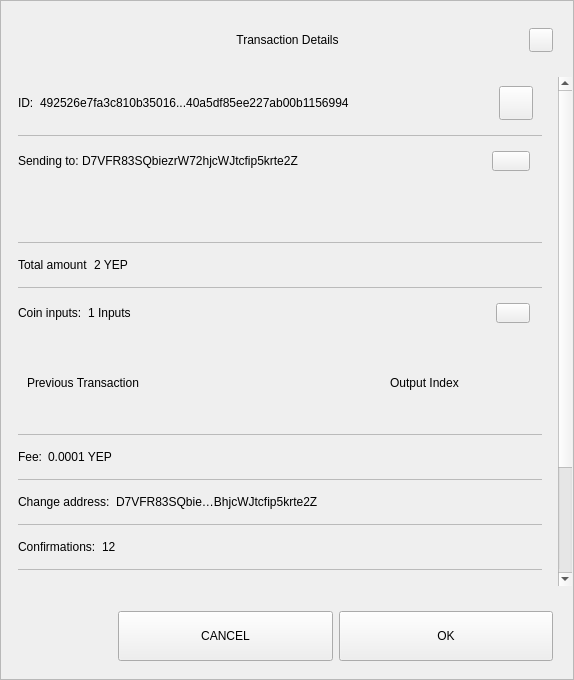
Old version of the form src/qt/yep/forms/sendconfirmdialog.ui in the repository YEPCOIN/YEPCOIN.
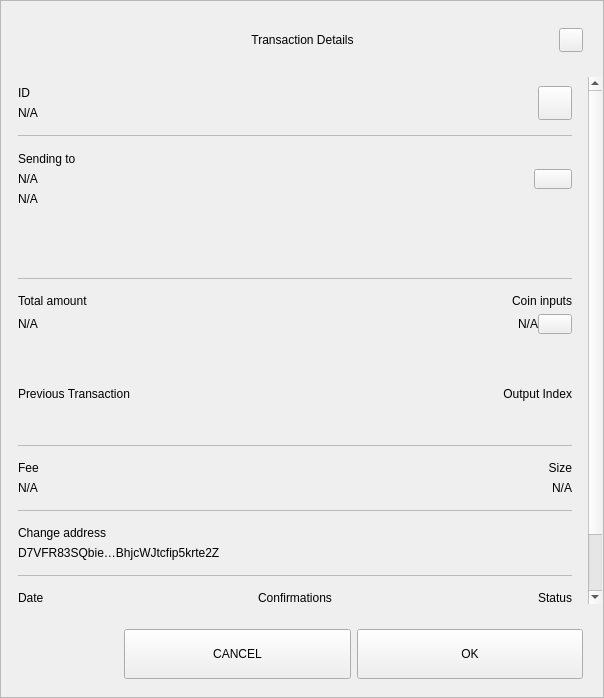
New version of the form.

The edit to the form file:
```diff
--- a/src/qt/yep/forms/sendconfirmdialog.ui
+++ b/src/qt/yep/forms/sendconfirmdialog.ui
@@ -6,8 +6,8 @@
    <rect>
     <x>0</x>
     <y>0</y>
-    <width>574</width>
-    <height>680</height>
+    <width>604</width>
+    <height>698</height>
    </rect>
   </property>
   <property name="sizePolicy">
@@ -218,8 +218,8 @@
              <rect>
               <x>0</x>
               <y>0</y>
-              <width>556</width>
-              <height>672</height>
+              <width>586</width>
+              <height>644</height>
              </rect>
             </property>
             <property name="autoFillBackground">
@@ -263,10 +263,15 @@
                 </property>
                 <item>
                  <widget class="QWidget" name="contentID" native="true">
-                  <layout class="QHBoxLayout" name="horizontalLayout_12" stretch="0,1,0">
+                  <layout class="QHBoxLayout" name="horizontalLayout_12" stretch="0,0">
                    <property name="leftMargin">
                     <number>0</number>
                    </property>
+                   <property name="rightMargin">
+                    <number>0</number>
+                   </property>
+                   <item>
+                    <layout class="QVBoxLayout" name="contentID_int">
                    <item>
                     <widget class="QLabel" name="labelId">
                      <property name="maximumSize">
@@ -276,16 +281,18 @@
                       </size>
                      </property>
                      <property name="text">
-                      <string>ID:</string>
+                        <string>ID</string>
                      </property>
                     </widget>
                    </item>
                    <item>
                     <widget class="QLabel" name="textId">
                      <property name="text">
-                      <string>492526e7fa3c810b35016...40a5df85ee227ab00b1156994</string>
-                     </property>
-                    </widget>
+                        <string notr="true">N/A</string>
+                       </property>
+                      </widget>
+                     </item>
+                    </layout>
                    </item>
                    <item>
                     <widget class="QPushButton" name="pushCopy">
@@ -319,7 +326,7 @@
                  </widget>
                 </item>
                 <item>
-                 <widget class="QLabel" name="labelDivider9">
+                 <widget class="QLabel" name="labelDividerID">
                   <property name="maximumSize">
                    <size>
                     <width>16777215</width>
@@ -335,16 +342,36 @@
                  </widget>
                 </item>
                 <item>
-                 <widget class="QWidget" name="contentOutputs" native="true">
-                  <layout class="QHBoxLayout" name="horizontalLayout_11" stretch="0,3,0">
+                 <widget class="QWidget" name="contentOutputsLabel" native="true">
+                  <layout class="QHBoxLayout" name="horizontalLayout_11" stretch="0,0">
                    <property name="spacing">
+                    <number>6</number>
+                   </property>
+                   <property name="leftMargin">
                     <number>0</number>
                    </property>
+                   <property name="topMargin">
+                    <number>9</number>
+                   </property>
+                   <property name="rightMargin">
+                    <number>0</number>
+                   </property>
+                   <property name="bottomMargin">
+                    <number>9</number>
+                   </property>
+                   <item>
+                    <layout class="QVBoxLayout" name="contentOutputsLabel_int">
                    <property name="leftMargin">
                     <number>0</number>
                    </property>
+                     <property name="topMargin">
+                      <number>1</number>
+                     </property>
                    <property name="rightMargin">
-                    <number>12</number>
+                      <number>6</number>
+                     </property>
+                     <property name="bottomMargin">
+                      <number>1</number>
                    </property>
                    <item>
                     <widget class="QLabel" name="labelSend">
@@ -355,16 +382,43 @@
                       </size>
                      </property>
                      <property name="text">
-                      <string>Sending to: </string>
+                        <string>Sending to</string>
+                       </property>
+                      </widget>
+                     </item>
+                     <item>
+                      <widget class="QWidget" name="widget" native="true">
+                       <layout class="QVBoxLayout" name="verticalLayout_6">
+                        <property name="leftMargin">
+                         <number>0</number>
+                        </property>
+                        <property name="topMargin">
+                         <number>0</number>
+                        </property>
+                        <property name="rightMargin">
+                         <number>0</number>
+                        </property>
+                        <property name="bottomMargin">
+                         <number>0</number>
+                        </property>
+                        <item>
+                         <widget class="QLabel" name="textSendLabel">
+                          <property name="text">
+                           <string notr="true">N/A</string>
                      </property>
                     </widget>
                    </item>
                    <item>
                     <widget class="QLabel" name="textSend">
                      <property name="text">
-                      <string>D7VFR83SQbiezrW72hjcWJtcfip5krte2Z </string>
-                     </property>
-                    </widget>
+                           <string notr="true">N/A</string>
+                          </property>
+                         </widget>
+                        </item>
+                       </layout>
+                      </widget>
+                     </item>
+                    </layout>
                    </item>
                    <item>
                     <widget class="QPushButton" name="pushOutputs">
@@ -415,7 +469,7 @@
                     <rect>
                      <x>0</x>
                      <y>0</y>
-                     <width>522</width>
+                     <width>552</width>
                      <height>48</height>
                     </rect>
                    </property>
@@ -428,7 +482,7 @@
                  </widget>
                 </item>
                 <item>
-                 <widget class="QLabel" name="labelDivider8">
+                 <widget class="QLabel" name="labelDividerOutputs">
                   <property name="maximumSize">
                    <size>
                     <width>16777215</width>
@@ -444,12 +498,31 @@
                  </widget>
                 </item>
                 <item>
-                 <widget class="QWidget" name="contentAmount" native="true">
-                  <layout class="QHBoxLayout" name="horizontalLayout_4" stretch="0,1">
+                 <widget class="QWidget" name="gridAmounts" native="true">
+                  <layout class="QGridLayout" name="contentAmountInputs">
                    <property name="leftMargin">
                     <number>0</number>
                    </property>
-                   <item>
+                   <property name="topMargin">
+                    <number>9</number>
+                   </property>
+                   <property name="rightMargin">
+                    <number>0</number>
+                   </property>
+                   <property name="bottomMargin">
+                    <number>9</number>
+                   </property>
+                   <property name="horizontalSpacing">
+                    <number>12</number>
+                   </property>
+                   <item row="1" column="0">
+                    <widget class="QLabel" name="textAmount">
+                     <property name="text">
+                      <string notr="true">N/A</string>
+                     </property>
+                    </widget>
+                   </item>
+                   <item row="0" column="0">
                     <widget class="QLabel" name="labelAmount">
                      <property name="maximumSize">
                       <size>
@@ -462,42 +535,7 @@
                      </property>
                     </widget>
                    </item>
-                   <item>
-                    <widget class="QLabel" name="textAmount">
-                     <property name="text">
-                      <string>2 YEP</string>
-                     </property>
-                    </widget>
-                   </item>
-                  </layout>
-                 </widget>
-                </item>
-                <item>
-                 <widget class="QLabel" name="labelDivider6">
-                  <property name="maximumSize">
-                   <size>
-                    <width>16777215</width>
-                    <height>1</height>
-                   </size>
-                  </property>
-                  <property name="styleSheet">
-                   <string notr="true">background-color:#bababa;</string>
-                  </property>
-                  <property name="text">
-                   <string/>
-                  </property>
-                 </widget>
-                </item>
-                <item>
-                 <widget class="QWidget" name="contentInputs" native="true">
-                  <layout class="QHBoxLayout" name="horizontalLayout" stretch="0,2,0">
-                   <property name="leftMargin">
-                    <number>0</number>
-                   </property>
-                   <property name="rightMargin">
-                    <number>12</number>
-                   </property>
-                   <item>
+                   <item row="0" column="3">
                     <widget class="QLabel" name="labelInputs">
                      <property name="sizePolicy">
                       <sizepolicy hsizetype="Minimum" vsizetype="Preferred">
@@ -512,14 +550,22 @@
                       </size>
                      </property>
                      <property name="text">
-                      <string>Coin inputs:</string>
+                      <string>Coin inputs</string>
+                     </property>
+                     <property name="alignment">
+                      <set>Qt::AlignRight|Qt::AlignTrailing|Qt::AlignVCenter</set>
                      </property>
                     </widget>
                    </item>
+                   <item row="1" column="3">
+                    <layout class="QHBoxLayout" name="horizontalLayout">
                    <item>
                     <widget class="QLabel" name="textInputs">
                      <property name="text">
-                      <string>1 Inputs</string>
+                        <string notr="true">N/A</string>
+                       </property>
+                       <property name="alignment">
+                        <set>Qt::AlignRight|Qt::AlignTrailing|Qt::AlignVCenter</set>
                      </property>
                     </widget>
                    </item>
@@ -534,6 +580,9 @@
                      <property name="focusPolicy">
                       <enum>Qt::NoFocus</enum>
                      </property>
+                       <property name="layoutDirection">
+                        <enum>Qt::LeftToRight</enum>
+                       </property>
                      <property name="styleSheet">
                       <string notr="true"/>
                      </property>
@@ -541,6 +590,8 @@
                       <string/>
                      </property>
                     </widget>
+                     </item>
+                    </layout>
                    </item>
                   </layout>
                  </widget>
@@ -559,13 +610,41 @@
                     <height>90</height>
                    </size>
                   </property>
-                  <layout class="QGridLayout" name="gridLayoutInput" columnstretch="5,2" rowminimumheight="0">
+                  <property name="lineWidth">
+                   <number>0</number>
+                  </property>
+                  <layout class="QGridLayout" name="gridLayoutInput" columnstretch="5,0">
                    <property name="sizeConstraint">
                     <enum>QLayout::SetMaximumSize</enum>
                    </property>
+                   <property name="leftMargin">
+                    <number>0</number>
+                   </property>
+                   <property name="rightMargin">
+                    <number>0</number>
+                   </property>
                    <property name="verticalSpacing">
                     <number>0</number>
                    </property>
+                   <item row="0" column="1">
+                    <widget class="QLabel" name="labelOutputIndex">
+                     <property name="layoutDirection">
+                      <enum>Qt::LeftToRight</enum>
+                     </property>
+                     <property name="text">
+                      <string>Output Index</string>
+                     </property>
+                     <property name="textFormat">
+                      <enum>Qt::AutoText</enum>
+                     </property>
+                     <property name="alignment">
+                      <set>Qt::AlignRight|Qt::AlignTrailing|Qt::AlignVCenter</set>
+                     </property>
+                     <property name="margin">
+                      <number>0</number>
+                     </property>
+                    </widget>
+                   </item>
                    <item row="0" column="0" alignment="Qt::AlignLeft">
                     <widget class="QLabel" name="labelTitlePrevTx">
                      <property name="text">
@@ -573,21 +652,11 @@
                      </property>
                     </widget>
                    </item>
-                   <item row="0" column="1" alignment="Qt::AlignLeft">
-                    <widget class="QLabel" name="labelOutputIndex">
-                     <property name="text">
-                      <string>Output Index</string>
-                     </property>
-                     <property name="alignment">
-                      <set>Qt::AlignCenter</set>
-                     </property>
-                    </widget>
-                   </item>
                   </layout>
                  </widget>
                 </item>
                 <item>
-                 <widget class="QLabel" name="labelDivider1">
+                 <widget class="QLabel" name="labelDividerPrevtx">
                   <property name="maximumSize">
                    <size>
                     <width>16777215</width>
@@ -603,9 +672,19 @@
                  </widget>
                 </item>
                 <item>
-                 <widget class="QWidget" name="contentFee" native="true">
-                  <layout class="QHBoxLayout" name="horizontalLayout_7" stretch="0,1">
-                   <property name="leftMargin">
+                 <layout class="QHBoxLayout" name="contentFeeSize">
+                  <property name="topMargin">
+                   <number>9</number>
+                  </property>
+                  <property name="bottomMargin">
+                   <number>9</number>
+                  </property>
+                  <item>
+                   <layout class="QVBoxLayout" name="contentFee">
+                    <property name="topMargin">
+                     <number>0</number>
+                    </property>
+                    <property name="bottomMargin">
                     <number>0</number>
                    </property>
                    <item>
@@ -617,22 +696,64 @@
                       </size>
                      </property>
                      <property name="text">
-                      <string>Fee:</string>
+                       <string>Fee</string>
                      </property>
                     </widget>
                    </item>
                    <item>
                     <widget class="QLabel" name="textFee">
                      <property name="text">
-                      <string>0.0001 YEP</string>
+                       <string notr="true">N/A</string>
                      </property>
                     </widget>
                    </item>
                   </layout>
+                  </item>
+                  <item>
+                   <widget class="QWidget" name="contentSize" native="true">
+                    <layout class="QVBoxLayout" name="contentSize_layout">
+                     <property name="topMargin">
+                      <number>0</number>
+                     </property>
+                     <property name="rightMargin">
+                      <number>0</number>
+                     </property>
+                     <property name="bottomMargin">
+                      <number>0</number>
+                     </property>
+                     <item>
+                      <widget class="QLabel" name="labelSize">
+                       <property name="maximumSize">
+                        <size>
+                         <width>16777215</width>
+                         <height>16777215</height>
+                        </size>
+                       </property>
+                       <property name="text">
+                        <string>Size</string>
+                       </property>
+                       <property name="alignment">
+                        <set>Qt::AlignRight|Qt::AlignTrailing|Qt::AlignVCenter</set>
+                       </property>
                  </widget>
                 </item>
                 <item>
-                 <widget class="QLabel" name="labelDivider2">
+                      <widget class="QLabel" name="textSize">
+                       <property name="text">
+                        <string notr="true">N/A</string>
+                       </property>
+                       <property name="alignment">
+                        <set>Qt::AlignRight|Qt::AlignTrailing|Qt::AlignVCenter</set>
+                       </property>
+                      </widget>
+                     </item>
+                    </layout>
+                   </widget>
+                  </item>
+                 </layout>
+                </item>
+                <item>
+                 <widget class="QLabel" name="labelDividerFeeSize">
                   <property name="maximumSize">
                    <size>
                     <width>16777215</width>
@@ -649,10 +770,19 @@
                 </item>
                 <item>
                  <widget class="QWidget" name="contentChangeAddress" native="true">
-                  <layout class="QHBoxLayout" name="horizontalLayout_6" stretch="0,1">
+                  <layout class="QVBoxLayout" name="contentChangeAddress_layout">
                    <property name="leftMargin">
                     <number>0</number>
                    </property>
+                   <property name="topMargin">
+                    <number>9</number>
+                   </property>
+                   <property name="rightMargin">
+                    <number>0</number>
+                   </property>
+                   <property name="bottomMargin">
+                    <number>9</number>
+                   </property>
                    <item>
                     <widget class="QLabel" name="labelChange">
                      <property name="maximumSize">
@@ -662,7 +792,7 @@
                       </size>
                      </property>
                      <property name="text">
-                      <string>Change address:</string>
+                      <string>Change address</string>
                      </property>
                     </widget>
                    </item>
@@ -677,7 +807,7 @@
                  </widget>
                 </item>
                 <item>
-                 <widget class="QLabel" name="labelDivider4">
+                 <widget class="QLabel" name="labelDividerChange">
                   <property name="maximumSize">
                    <size>
                     <width>16777215</width>
@@ -693,12 +823,25 @@
                  </widget>
                 </item>
                 <item>
-                 <widget class="QWidget" name="contentConfirmations" native="true">
-                  <layout class="QHBoxLayout" name="horizontalLayout_8" stretch="0,1">
+                 <widget class="QWidget" name="gridConfDateStatus" native="true">
+                  <layout class="QGridLayout" name="contentConfDateStatus">
                    <property name="leftMargin">
                     <number>0</number>
                    </property>
-                   <item>
+                   <property name="rightMargin">
+                    <number>0</number>
+                   </property>
+                   <item row="1" column="3">
+                    <widget class="QLabel" name="textStatus">
+                     <property name="text">
+                      <string>Spendable</string>
+                     </property>
+                     <property name="alignment">
+                      <set>Qt::AlignRight|Qt::AlignTrailing|Qt::AlignVCenter</set>
+                     </property>
+                    </widget>
+                   </item>
+                   <item row="0" column="1">
                     <widget class="QLabel" name="labelConfirmations">
                      <property name="maximumSize">
                       <size>
@@ -707,88 +850,40 @@
                       </size>
                      </property>
                      <property name="text">
-                      <string>Confirmations:</string>
+                      <string>Confirmations</string>
                      </property>
+                     <property name="alignment">
+                      <set>Qt::AlignCenter</set>
+                     </property>
                     </widget>
                    </item>
-                   <item>
+                   <item row="0" column="3">
+                    <widget class="QLabel" name="labelStatus">
+                     <property name="maximumSize">
+                      <size>
+                       <width>16777215</width>
+                       <height>16777215</height>
+                      </size>
+                     </property>
+                     <property name="text">
+                      <string>Status</string>
+                     </property>
+                     <property name="alignment">
+                      <set>Qt::AlignRight|Qt::AlignTrailing|Qt::AlignVCenter</set>
+                     </property>
+                    </widget>
+                   </item>
+                   <item row="1" column="1">
                     <widget class="QLabel" name="textConfirmations">
                      <property name="text">
-                      <string>12</string>
+                      <string notr="true">N/A</string>
                      </property>
-                    </widget>
-                   </item>
-                  </layout>
-                 </widget>
-                </item>
-                <item>
-                 <widget class="QLabel" name="labelDivider7">
-                  <property name="maximumSize">
-                   <size>
-                    <width>16777215</width>
-                    <height>1</height>
-                   </size>
-                  </property>
-                  <property name="styleSheet">
-                   <string notr="true">background-color:#bababa;</string>
-                  </property>
-                  <property name="text">
-                   <string/>
-                  </property>
-                 </widget>
-                </item>
-                <item>
-                 <widget class="QWidget" name="contentSize" native="true">
-                  <layout class="QHBoxLayout" name="horizontalLayout_9" stretch="0,1">
-                   <property name="leftMargin">
-                    <number>0</number>
-                   </property>
-                   <item>
-                    <widget class="QLabel" name="labelSize">
-                     <property name="maximumSize">
-                      <size>
-                       <width>16777215</width>
-                       <height>16777215</height>
-                      </size>
-                     </property>
-                     <property name="text">
-                      <string>Size:</string>
-                     </property>
-                    </widget>
-                   </item>
-                   <item>
-                    <widget class="QLabel" name="textSize">
-                     <property name="text">
-                      <string>2 kB</string>
-                     </property>
-                    </widget>
-                   </item>
-                  </layout>
-                 </widget>
-                </item>
-                <item>
-                 <widget class="QLabel" name="labelDivider3">
-                  <property name="maximumSize">
-                   <size>
-                    <width>16777215</width>
-                    <height>1</height>
-                   </size>
-                  </property>
-                  <property name="styleSheet">
-                   <string notr="true">background-color:#bababa;</string>
-                  </property>
-                  <property name="text">
-                   <string/>
-                  </property>
-                 </widget>
-                </item>
-                <item>
-                 <widget class="QWidget" name="contentDate" native="true">
-                  <layout class="QHBoxLayout" name="horizontalLayout_5" stretch="0,1">
-                   <property name="leftMargin">
-                    <number>0</number>
-                   </property>
-                   <item>
+                     <property name="alignment">
+                      <set>Qt::AlignCenter</set>
+                     </property>
+                    </widget>
+                   </item>
+                   <item row="0" column="0">
                     <widget class="QLabel" name="labelDate">
                      <property name="maximumSize">
                       <size>
@@ -797,22 +892,28 @@
                       </size>
                      </property>
                      <property name="text">
-                      <string>Date:</string>
+                      <string>Date</string>
+                     </property>
+                     <property name="alignment">
+                      <set>Qt::AlignLeading|Qt::AlignLeft|Qt::AlignVCenter</set>
                      </property>
                     </widget>
                    </item>
-                   <item>
+                   <item row="1" column="0">
                     <widget class="QLabel" name="textDate">
                      <property name="text">
                       <string>May 25, 2017</string>
                      </property>
+                     <property name="alignment">
+                      <set>Qt::AlignLeading|Qt::AlignLeft|Qt::AlignVCenter</set>
+                     </property>
                     </widget>
                    </item>
                   </layout>
                  </widget>
                 </item>
                 <item>
-                 <widget class="QLabel" name="labelDivider5">
+                 <widget class="QLabel" name="labelDividerConfs">
                   <property name="maximumSize">
                    <size>
                     <width>16777215</width>
@@ -827,35 +928,6 @@
                   </property>
                  </widget>
                 </item>
-                <item>
-                 <widget class="QWidget" name="contentStatus" native="true">
-                  <layout class="QHBoxLayout" name="horizontalLayout_10" stretch="0,1">
-                   <property name="leftMargin">
-                    <number>0</number>
-                   </property>
-                   <item>
-                    <widget class="QLabel" name="labelStatus">
-                     <property name="maximumSize">
-                      <size>
-                       <width>16777215</width>
-                       <height>16777215</height>
-                      </size>
-                     </property>
-                     <property name="text">
-                      <string>Status:</string>
-                     </property>
-                    </widget>
-                   </item>
-                   <item>
-                    <widget class="QLabel" name="textStatus">
-                     <property name="text">
-                      <string>Spendable</string>
-                     </property>
-                    </widget>
-                   </item>
-                  </layout>
-                 </widget>
-                </item>
                 <item>
                  <spacer name="verticalSpacer_2">
                   <property name="orientation">
```
Lines whose indentation alone changed are shown as unchanged.
